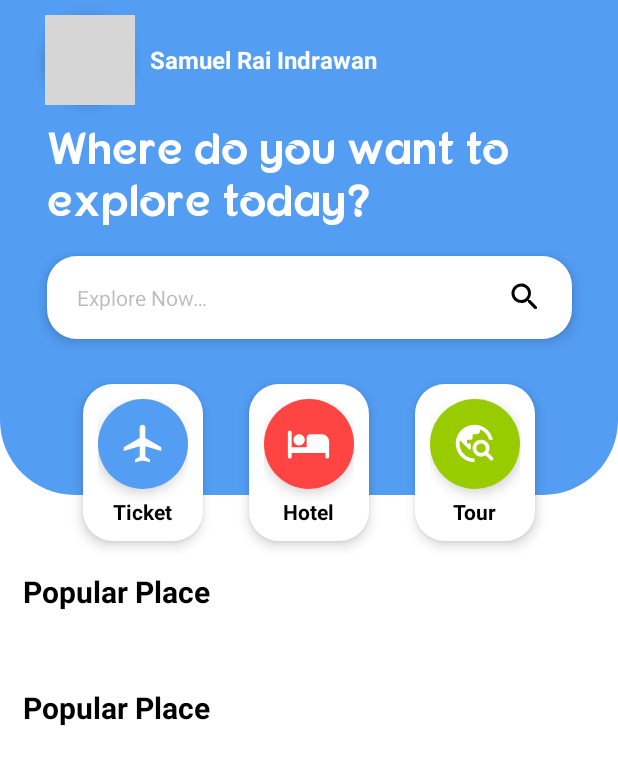
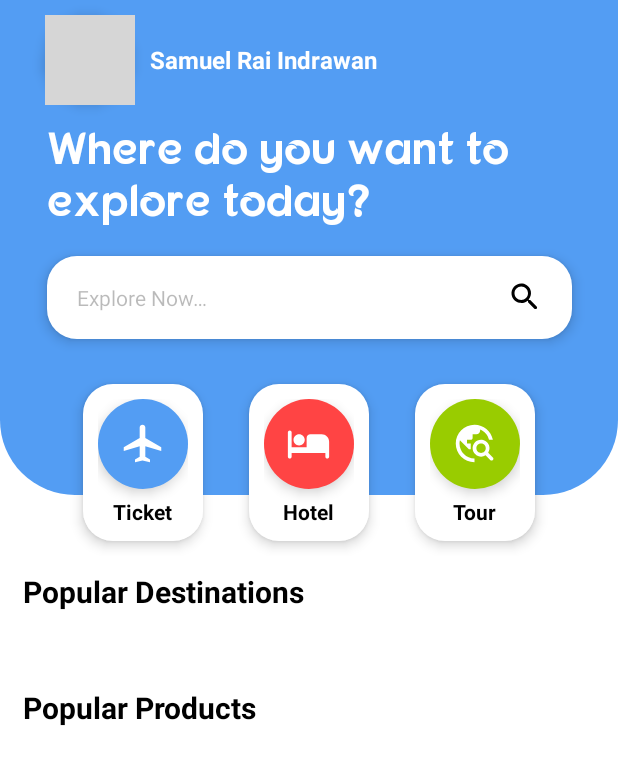
Before and after one commit to KeiichiAoyama/EZGO, an Android app: the layout activity_home.xml on its own in the app's theme, with its tools: preview values and no code run, on a phone screen of 412 x 824 dp. Shown: the top 765 px of the screen. Run offline under Robolectric (Android 15) with nearby library versions, the phone set to English and light mode, and no system bars; grey boxes are pictures that could not be loaded.

Commit message:
Small home fixes

```diff
--- a/Project/app/src/main/res/layout/activity_home.xml
+++ b/Project/app/src/main/res/layout/activity_home.xml
@@ -271,7 +271,7 @@
                     android:layout_width="wrap_content"
                     android:layout_height="wrap_content"
                     android:layout_marginHorizontal="15dp"
-                    android:text="@string/head2"
+                    android:text="@string/head4"
                     android:textColor="@color/black"
                     android:textSize="20sp"
                     android:textStyle="bold" />
--- a/Project/app/src/main/res/values/strings.xml
+++ b/Project/app/src/main/res/values/strings.xml
@@ -21,8 +21,9 @@
     <string name="landing3">Find thousand of tourist destinations ready for you to visit</string>
     <!--HOME-->
     <string name="head1">Where do you want to explore today?</string>
-    <string name="head2">Popular Place</string>
+    <string name="head2">Popular Destinations</string>
     <string name="head3">Popular Tour</string>
+    <string name="head4">Popular Products</string>
     <string name="bus">Bus</string>
     <string name="kereta">Train</string>
     <string name="pesawat">Plane</string>
```
